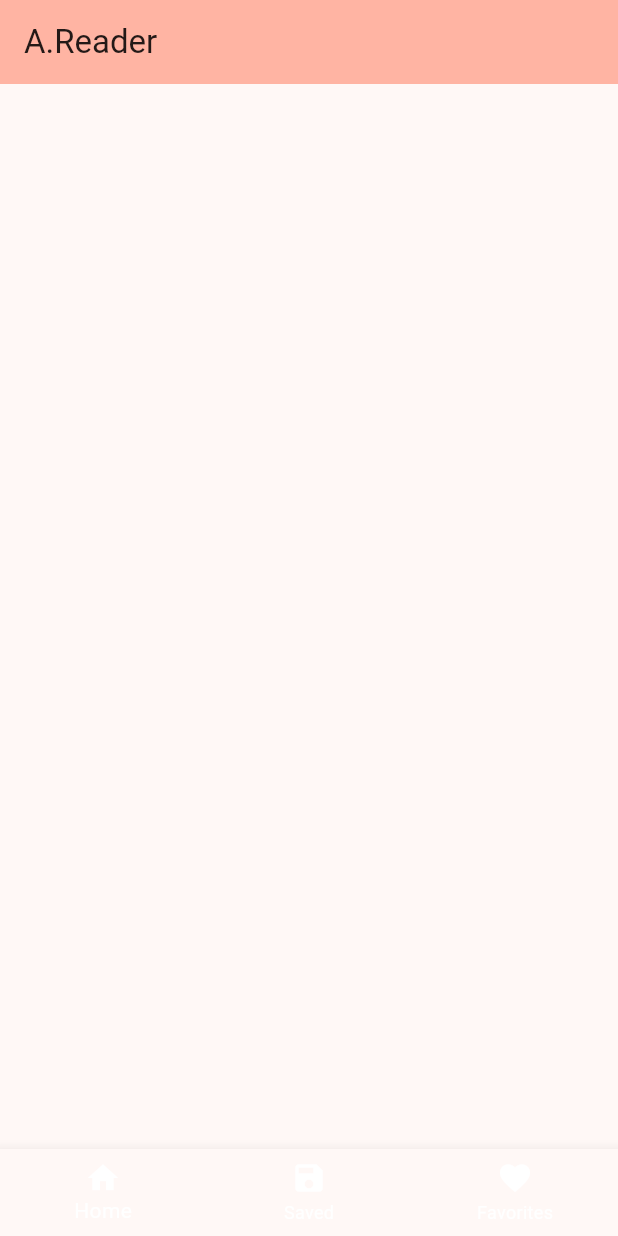
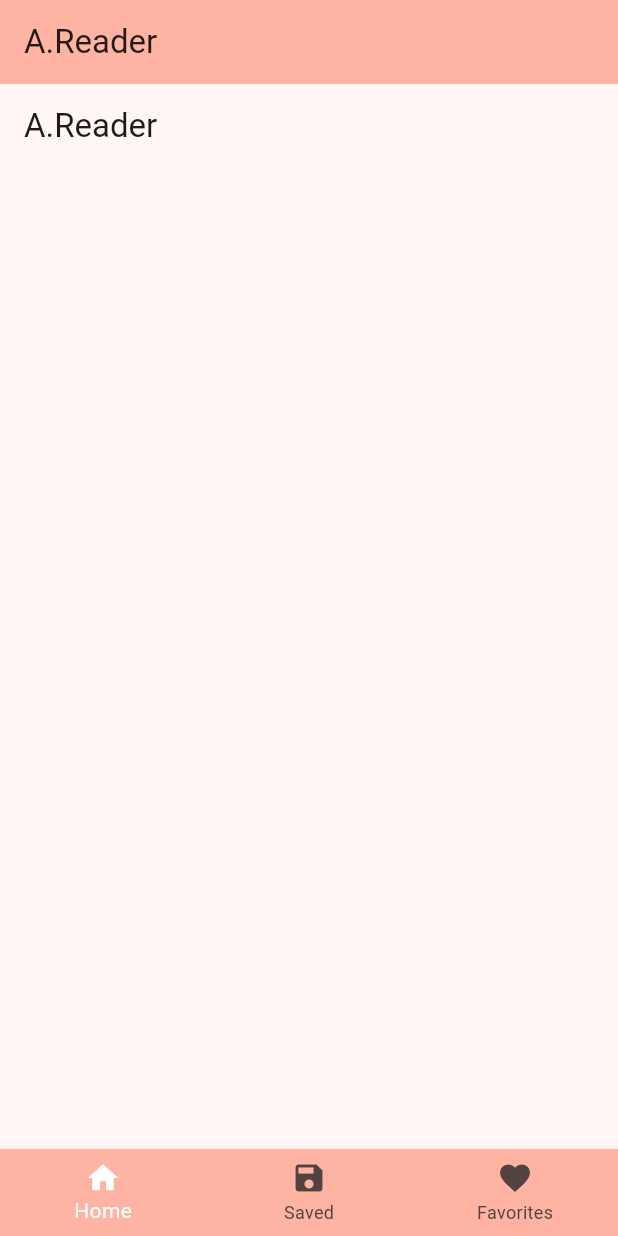
Before and after one commit to do5-5anto5/reader_tracker, a Flutter app: the screen it shows after launch, on a phone screen of 412 x 824 dp. Run offline on Flutter 3.47's test engine with Material 3 defaults, Android fonts, the phone set to English and light mode, and no system bars.

Commit message:
Feature: Create Home, Saved and Favorites screens and attach them to BottomNavigationBar

```diff
--- /dev/null
+++ b/lib/pages/home_screen.dart
@@ -0,0 +1,20 @@
+import 'package:flutter/cupertino.dart';
+import 'package:flutter/material.dart';
+
+class HomeScreen extends StatefulWidget {
+  const HomeScreen({super.key});
+
+  @override
+  State<HomeScreen> createState() => _HomeScreenState();
+}
+
+class _HomeScreenState extends State<HomeScreen> {
+  @override
+  Widget build(BuildContext context) {
+    return Scaffold(
+      appBar: AppBar(
+        title: const Text('A.Reader'),
+      ),
+    );
+  }
+}
--- a/lib/pages/main_page.dart
+++ b/lib/pages/main_page.dart
@@ -1,4 +1,8 @@
 import 'package:flutter/material.dart';
+import 'package:reader_tracker/pages/saved_screen.dart';
+
+import 'favorites_screen.dart';
+import 'home_screen.dart';
 
 class MainPage extends StatefulWidget {
   const MainPage({super.key});
@@ -10,6 +14,12 @@ class MainPage extends StatefulWidget {
 class _MainPage extends State<MainPage> {
   int _currentIndex = 0;
 
+  final List<Widget> _screens = [
+    const HomeScreen(),
+    const SavedScreen(),
+    const FavoriteScreen(),
+  ];
+
   @override
   Widget build(BuildContext context) {
     return Scaffold(
@@ -17,15 +27,18 @@ class _MainPage extends State<MainPage> {
         backgroundColor: Theme.of(context).colorScheme.inversePrimary,
         title: (const Text('A.Reader')),
       ),
+      body: _screens[_currentIndex],
       bottomNavigationBar: BottomNavigationBar(
         currentIndex: _currentIndex,
+        backgroundColor: Theme.of(context).colorScheme.inversePrimary,
         items: <BottomNavigationBarItem>[
           const BottomNavigationBarItem(icon: Icon(Icons.home), label: 'Home'),
           const BottomNavigationBarItem(icon: Icon(Icons.save), label: 'Saved'),
-          const BottomNavigationBarItem(icon: Icon(Icons.favorite), label: 'Favorites',),
+          const BottomNavigationBarItem(icon: Icon(Icons.favorite), label: 'Favorites',
+          ),
         ],
         selectedItemColor: Theme.of(context).colorScheme.onPrimary,
-        unselectedItemColor: Theme.of(context).colorScheme.onPrimary,
+        unselectedItemColor: Theme.of(context).colorScheme.onSurfaceVariant,
         onTap: (value) {
           setState(() {
             _currentIndex = value;
```
Also changed, not shown: lib/pages/favorites_screen.dart (added, +20 -0 lines), lib/pages/saved_screen.dart (added, +20 -0 lines).
